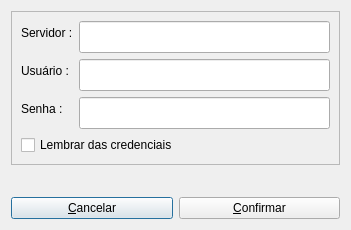
Qt form ferramentas_acervo/gui/ui/login.ui (1cgeo/controle_acervo) before a commit.
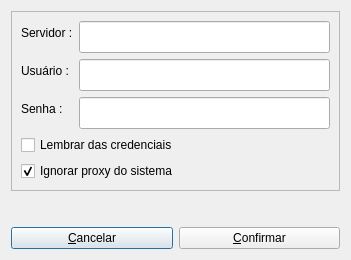
The same form after that commit.

Commit message:
Add ignore proxy checkbox to login dialog
Add "Ignorar proxy do sistema" checkbox directly on the login screen
so users can toggle proxy bypass before attempting to log in. The
setting is saved and applied (via api_client._configure_proxy()) right
before the login request is made.

- Add QCheckBox to login.ui (checked by default)
- Load/save the same 'ignore_proxy' setting used by configuracoes
- Reconfigure the HTTP session proxy before each login attempt

https://claude.ai/code/session_01MhQuDhnSc69YW1Kw8Y3xD9

The edit to the form file:
```diff
--- a/ferramentas_acervo/gui/ui/login.ui
+++ b/ferramentas_acervo/gui/ui/login.ui
@@ -8,7 +8,7 @@
                 <x>0</x>
                 <y>0</y>
                 <width>351</width>
-                <height>230</height>
+                <height>260</height>
             </rect>
         </property>
         <property name="windowTitle">
@@ -95,6 +95,20 @@
                                 </property>
                             </widget>
                         </item>
+                        <item>
+                            <widget class="QCheckBox" name="ignore_proxy">
+                                <property name="text">
+                                    <string>Ignorar proxy do sistema</string>
+                                </property>
+                                <property name="toolTip">
+                                    <string>Quando marcado, conecta diretamente ao servidor ignorando o proxy do sistema.
+Útil para evitar erros 407 (Proxy Authentication Required).</string>
+                                </property>
+                                <property name="checked">
+                                    <bool>true</bool>
+                                </property>
+                            </widget>
+                        </item>
                     </layout>
                 </widget>
             </item>
```
Left out of the diff: 1 changed line with no effect on the pictures. The commit also changes 1 other file.
